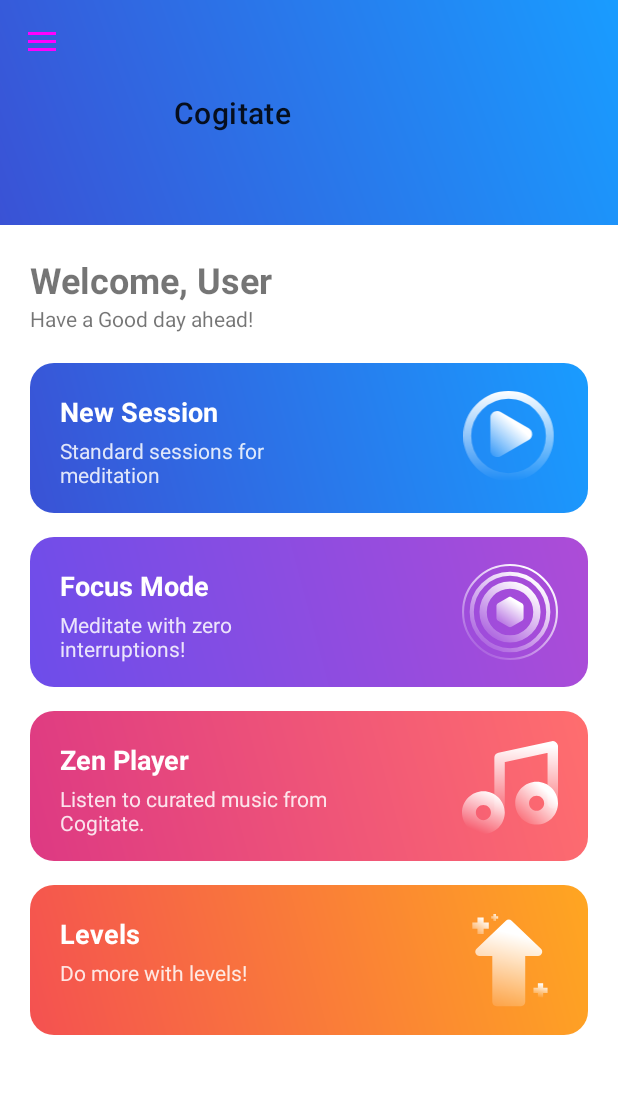
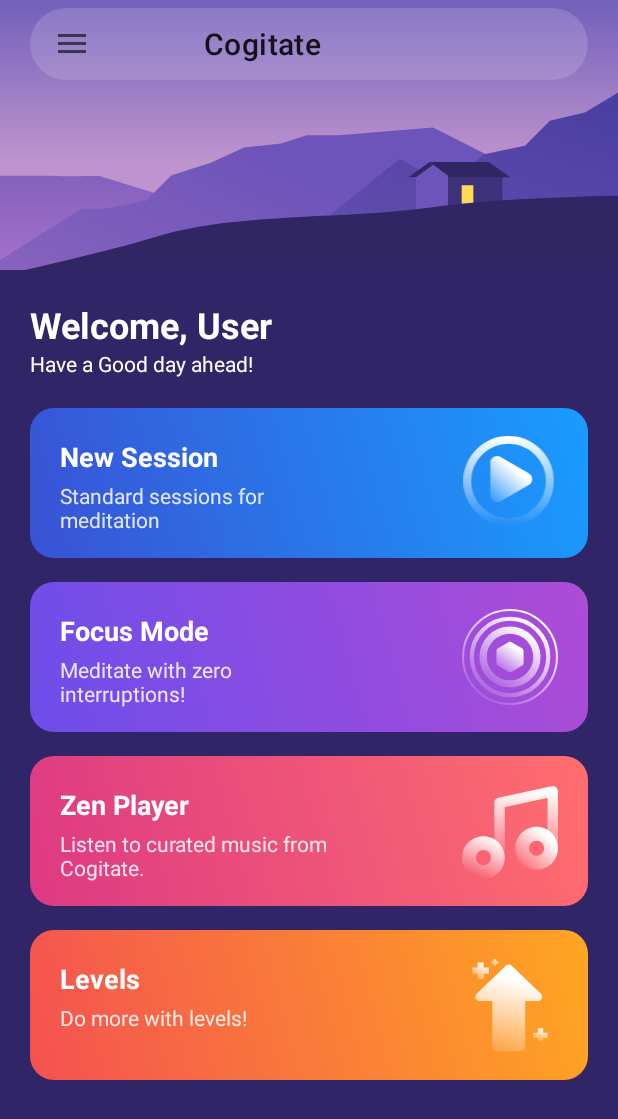
Before and after one commit to SidH751/Cogitate, an Android app: the Dashboard screen opened directly, with no data from a screen before it, on a phone screen of 412 x 824 dp. Shown: the top 1119 px of the screen. Run offline under Robolectric (Android 15) with nearby library versions, the phone set to English and light mode, and no system bars.

Commit message:
dashboard changes

```diff
--- a/app/src/main/AndroidManifest.xml
+++ b/app/src/main/AndroidManifest.xml
@@ -34,7 +34,8 @@
             android:exported="false" />
         <activity
             android:name=".Dashboard"
-            android:exported="false" />
+            android:exported="false"
+            android:theme="@style/DashBoardUI"/>
         <activity
             android:name=".LandingPage"
             android:exported="true"
--- /dev/null
+++ b/app/src/main/res/drawable/ic_baseline_menu_24.xml
@@ -0,0 +1,10 @@
+<vector xmlns:android="http://schemas.android.com/apk/res/android"
+    android:width="24dp"
+    android:height="24dp"
+    android:viewportWidth="24"
+    android:viewportHeight="24"
+    android:tint="?attr/colorControlNormal">
+  <path
+      android:fillColor="@android:color/white"
+      android:pathData="M3,18h18v-2L3,16v2zM3,13h18v-2L3,11v2zM3,6v2h18L21,6L3,6z"/>
+</vector>
--- /dev/null
+++ b/app/src/main/res/drawable/ic_top_bg_art.xml
@@ -0,0 +1,92 @@
+<vector xmlns:android="http://schemas.android.com/apk/res/android"
+    xmlns:aapt="http://schemas.android.com/aapt"
+    android:width="578dp"
+    android:height="150dp"
+    android:viewportWidth="578"
+    android:viewportHeight="150">
+  <group>
+    <clip-path
+        android:pathData="M0.073,0h577v150h-577z"/>
+    <path
+        android:pathData="M0.073,0h577v150h-577z">
+      <aapt:attr name="android:fillColor">
+        <gradient
+            android:startY="2.56608"
+            android:startX="288.573"
+            android:endY="90.5489"
+            android:endX="288.573"
+            android:type="linear">
+          <item android:offset="0" android:color="#FF7461BA"/>
+          <item android:offset="1" android:color="#FFBF94CE"/>
+        </gradient>
+      </aapt:attr>
+    </path>
+    <path
+        android:pathData="M258.615,170H0.073V96.298L53.919,80.205L102.639,88.892L117.745,97.578H145.315C155.425,98.027 160.211,97.893 166.387,97.721C168.138,97.672 170.001,97.62 172.129,97.578L217.072,111.552H258.615V170Z"
+        android:fillType="evenOdd">
+      <aapt:attr name="android:fillColor">
+        <gradient
+            android:startY="80.2051"
+            android:startX="129.344"
+            android:endY="193.901"
+            android:endX="129.344"
+            android:type="linear">
+          <item android:offset="0" android:color="#FF785BB9"/>
+          <item android:offset="1" android:color="#FFC480D6"/>
+        </gradient>
+      </aapt:attr>
+    </path>
+    <path
+        android:pathData="M382.817,170H74.868L116.318,144.96L144.477,127.411L162.763,116.031H175.771L198.531,111.408L212.4,97.538L234.383,90.463L252.941,81.891L273.599,79.72L287.665,75.154H305.59L357.98,70.79L410.677,97.538L394.531,134.844L382.817,170Z"
+        android:fillType="evenOdd">
+      <aapt:attr name="android:fillColor">
+        <gradient
+            android:startY="70.7899"
+            android:startX="242.772"
+            android:endY="271.095"
+            android:endX="146.398"
+            android:type="linear">
+          <item android:offset="0" android:color="#FF6D54BA"/>
+          <item android:offset="1" android:color="#FF996EC0"/>
+        </gradient>
+      </aapt:attr>
+    </path>
+    <path
+        android:pathData="M576.792,45.854V159.201H251.56L339.318,88.131L354.965,97.022L377.725,93.11L386.26,85.642L409.02,81.019L422.889,67.15L442.304,62.472L461.145,51.195C469.905,54.937 474.422,55.254 482.36,55.285L498.154,44.765L516.149,49.331C528.55,42.935 534.7,38.651 545.424,30.799L576.792,45.854Z"
+        android:fillType="evenOdd">
+      <aapt:attr name="android:fillColor">
+        <gradient
+            android:startY="24.7134"
+            android:startX="364.475"
+            android:endY="240.593"
+            android:endX="300.692"
+            android:type="linear">
+          <item android:offset="0" android:color="#FF4A3EA0"/>
+          <item android:offset="1" android:color="#FF775ABB"/>
+        </gradient>
+      </aapt:attr>
+    </path>
+    <path
+        android:pathData="M365.67,97.106L355.951,90.035L344.332,98.494H348.41V117.594H366.248V98.494H367.577L366.248,97.526V97.106H365.67Z"
+        android:fillColor="#6D54BA"
+        android:fillType="evenOdd"/>
+    <path
+        android:pathData="M357.991,91.519L355.951,90.035L344.332,98.494L348.41,98.494L357.991,91.519Z"
+        android:fillColor="#302664"
+        android:fillType="evenOdd"/>
+    <path
+        android:pathData="M366.248,97.36h30.239v20.234h-30.239z"
+        android:fillColor="#3D317A"/>
+    <path
+        android:pathData="M373.864,102.975h6.479v12.585h-6.479z"
+        android:fillColor="#FFD954"/>
+    <path
+        android:pathData="M577.073,109.652V170H114.826L90.93,161.395C95.312,158.474 115.63,153.693 139.735,148.022C161.041,143.01 185.305,137.301 204.136,131.565C231.631,123.19 264.043,121.565 296.719,119.926C317.593,118.879 338.575,117.827 358.452,115.006C407.603,108.031 520.426,106.859 577.073,109.652Z"
+        android:fillColor="#302664"
+        android:fillType="evenOdd"/>
+    <path
+        android:pathData="M355.955,90.035H388.823V90.078L388.885,90.035L400.921,98.494H376.856H367.577L355.955,90.037V90.035Z"
+        android:fillColor="#302664"
+        android:fillType="evenOdd"/>
+  </group>
+</vector>
--- /dev/null
+++ b/app/src/main/res/drawable/toolbar_bg_shape.xml
@@ -0,0 +1,9 @@
+<?xml version="1.0" encoding="utf-8"?>
+<shape xmlns:android="http://schemas.android.com/apk/res/android"
+
+    android:shape="rectangle"
+    android:tint="#26FFFFFF">
+    <corners android:radius="24dp"/>
+
+
+</shape>
--- a/app/src/main/res/layout/activity_landing_page.xml
+++ b/app/src/main/res/layout/activity_landing_page.xml
@@ -7,8 +7,9 @@
     android:layout_height="match_parent"
     tools:context="com.my.cogitateapp.Dashboard"
     android:id="@+id/drawerlayout"
-    android:fitsSystemWindows="true"
-    tools:openDrawer="start">
+    tools:openDrawer="start"
+    android:background="#302566">
+
 
     <com.google.android.material.navigation.NavigationView
         android:layout_width="wrap_content"
@@ -38,17 +39,34 @@
         android:layout_width="match_parent"
         android:layout_height="wrap_content"
         android:orientation="vertical">
+        <RelativeLayout
+            android:layout_width="match_parent"
+            android:layout_height="match_parent">
+            <androidx.appcompat.widget.Toolbar
 
-        <androidx.appcompat.widget.Toolbar
-            android:id="@+id/toolbar"
-            android:layout_width="match_parent"
-            android:layout_height="150sp"
-            android:background="@drawable/gradient_4"
-            android:theme="@style/ThemeOverlay.Material3.AutoCompleteTextView"
-            app:title="Cogitate"
-            app:titleMarginStart="60sp"
+                android:layout_marginStart="20dp"
+                android:layout_marginEnd="20dp"
+                android:layout_marginTop="5dp"
 
-            />
+                android:id="@+id/toolbar"
+                android:layout_width="match_parent"
+                android:layout_height="48dp"
+                android:background="@drawable/toolbar_bg_shape"
+                app:title="Cogitate"
+                app:titleMarginStart="60dp"
+                android:elevation="0.5dp">
+
+            </androidx.appcompat.widget.Toolbar>
+
+            <ImageView
+
+                android:id="@+id/top_bg_img"
+                android:layout_width="match_parent"
+                android:layout_height="180dp"
+                android:scaleType="centerCrop"
+                android:src="@drawable/ic_top_bg_art"/>
+
+        </RelativeLayout>
 
 
 
@@ -59,23 +77,30 @@
         android:layout_height="wrap_content"
         android:orientation="vertical"
         android:padding="20dp">
+
         <TextView
+            android:textColor="@color/white"
             android:layout_height="wrap_content"
             android:layout_width="wrap_content"
             android:text="Welcome, User"
             android:textStyle="bold"
             android:textSize="24sp"/>
         <TextView
+            android:textColor="@color/white"
             android:layout_width="wrap_content"
             android:layout_height="wrap_content"
             android:text="Have a Good day ahead!"/>
 
+
         <androidx.cardview.widget.CardView
+            app:cardBackgroundColor="#00FFFFFF"
+            app:cardPreventCornerOverlap="true"
             android:id="@+id/newSessionCard"
             android:layout_width="match_parent"
             android:layout_height="100dp"
             app:cardCornerRadius="16dp"
             android:layout_marginTop="20dp"
+
             app:cardElevation="0dp"
             android:clickable="true"
             android:foreground="?android:attr/selectableItemBackground"
@@ -119,6 +144,7 @@
         </androidx.cardview.widget.CardView>
 
         <androidx.cardview.widget.CardView
+            app:cardBackgroundColor="#00FFFFFF"
             android:id="@+id/focusModeCard"
             android:layout_width="match_parent"
             android:layout_height="100dp"
@@ -167,6 +193,7 @@
         </androidx.cardview.widget.CardView>
 
         <androidx.cardview.widget.CardView
+            app:cardBackgroundColor="#00FFFFFF"
             android:id="@+id/zenPlayerCard"
             android:layout_width="match_parent"
             android:layout_height="100dp"
@@ -215,6 +242,7 @@
         </androidx.cardview.widget.CardView>
 
         <androidx.cardview.widget.CardView
+            app:cardBackgroundColor="#00FFFFFF"
             android:clickable="true"
             android:id="@+id/levelsCard"
             android:layout_width="match_parent"
--- a/app/src/main/res/menu/sidemenu.xml
+++ b/app/src/main/res/menu/sidemenu.xml
@@ -3,7 +3,7 @@
     <group android:checkableBehavior="single">
         <item android:id="@+id/setting"
             android:icon="@drawable/ic_baseline_settings_24"
-            android:title="Setting"/>
+            android:title="Settings"/>
         <item android:id="@+id/contact"
             android:icon="@drawable/ic_baseline_account_circle_24"
             android:title="Contact Us"/>
--- /dev/null
+++ b/app/src/main/res/values-night/colors.xml
@@ -0,0 +1,5 @@
+<?xml version="1.0" encoding="utf-8"?>
+<resources>
+
+    <color name="ToolBarColor">#2b2d30</color>
+</resources>
--- a/app/src/main/res/values-night/themes.xml
+++ b/app/src/main/res/values-night/themes.xml
@@ -1,8 +1,11 @@
 <resources xmlns:tools="http://schemas.android.com/tools">
     <!-- Base application theme. -->
     <style name="Theme.LoginLogin" parent="Theme.MaterialComponents.DayNight.NoActionBar">
+
+
         <!-- Primary brand color. -->
-        <item name = "android:windowBackground">#212121</item>
+
+        <item name = "android:windowBackground">#1f1f1f</item>
         <item name="colorPrimary">@color/purple_200</item>
         <item name="colorPrimaryVariant">@color/purple_700</item>
         <item name="colorOnPrimary">@color/black</item>
@@ -11,7 +14,7 @@
         <item name="colorSecondaryVariant">@color/teal_200</item>
         <item name="colorOnSecondary">@color/black</item>
         <!-- Status bar color. -->
-        <item name="android:statusBarColor" tools:targetApi="l">?attr/colorPrimaryVariant</item>
+        <item name="android:statusBarColor" tools:targetApi="l">@android:color/transparent</item>
         <!-- Customize your theme here. -->
     </style>
 </resources>
--- a/app/src/main/res/values/colors.xml
+++ b/app/src/main/res/values/colors.xml
@@ -8,4 +8,5 @@
     <color name="black">#FF000000</color>
     <color name="white">#FFFFFFFF</color>
     <color name="BtnPrimary">#5d5cff</color>
+    <color name = "ToolBarColor">#f2F5FA</color>
 </resources>
--- a/app/src/main/res/values/themes.xml
+++ b/app/src/main/res/values/themes.xml
@@ -1,7 +1,11 @@
 <resources xmlns:tools="http://schemas.android.com/tools">
     <!-- Base application theme. -->
+
     <style name="Theme.LoginLogin" parent="Theme.MaterialComponents.DayNight.NoActionBar">
         <!-- Primary brand color. -->
+
+        <item name="android:windowLightStatusBar">true</item>
+        <item name="android:windowDrawsSystemBarBackgrounds">true</item>
         <item name="colorPrimary">@color/purple_500</item>
         <item name="colorPrimaryVariant">@color/purple_700</item>
         <item name="colorOnPrimary">@color/white</item>
@@ -10,8 +14,9 @@
         <item name="colorSecondaryVariant">@color/teal_700</item>
         <item name="colorOnSecondary">@color/black</item>
         <!-- Status bar color. -->
-        <item name="android:statusBarColor" tools:targetApi="l">?attr/colorPrimaryVariant</item>
+        <item name="android:statusBarColor" tools:targetApi="l">@android:color/transparent</item>
         <!-- Customize your theme here. -->
+
     </style>
 
 
@@ -25,5 +30,13 @@
         <item name="postSplashScreenTheme">@style/Theme.LoginLogin</item>
     </style>
 
+    <style name="DashBoardUI" parent="Theme.MaterialComponents.DayNight.NoActionBar">
+        <item name="android:windowBackground">#302566</item>
+        <item name="android:windowLightStatusBar">true</item>
+        <item name="android:statusBarColor">#7461BA</item>
+
+
+    </style>
+
 
 </resources>
```
